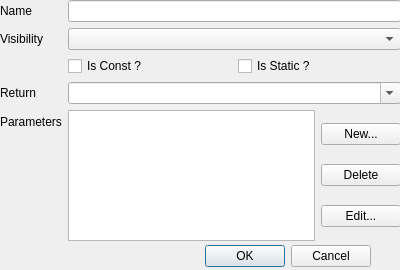
The window that newmethod.ui (AvaN0x/IUT-UMLDesigner) describes before a commit, drawn with Qt 5.
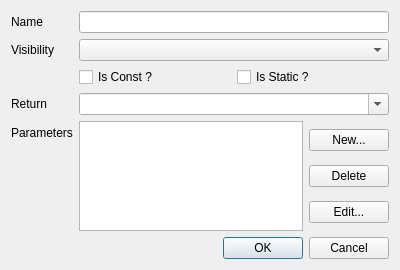
The same window after the commit.

Diff of the .ui file:
```diff
--- a/newmethod.ui
+++ b/newmethod.ui
@@ -13,31 +13,8 @@
   <property name="windowTitle">
    <string>Dialog</string>
   </property>
-  <widget class="QDialogButtonBox" name="buttonBox">
-   <property name="geometry">
-    <rect>
-     <x>30</x>
-     <y>240</y>
-     <width>341</width>
-     <height>32</height>
-    </rect>
-   </property>
-   <property name="orientation">
-    <enum>Qt::Horizontal</enum>
-   </property>
-   <property name="standardButtons">
-    <set>QDialogButtonBox::Cancel|QDialogButtonBox::Ok</set>
-   </property>
-  </widget>
-  <widget class="QWidget" name="formLayoutWidget">
-   <property name="geometry">
-    <rect>
-     <x>0</x>
-     <y>0</y>
-     <width>401</width>
-     <height>241</height>
-    </rect>
-   </property>
+  <layout class="QVBoxLayout" name="verticalLayout_2">
+   <item>
    <layout class="QFormLayout" name="formLayout">
     <item row="0" column="0">
      <widget class="QLabel" name="label">
@@ -131,7 +108,18 @@
      </layout>
     </item>
    </layout>
-  </widget>
+   </item>
+   <item>
+    <widget class="QDialogButtonBox" name="buttonBox">
+     <property name="orientation">
+      <enum>Qt::Horizontal</enum>
+     </property>
+     <property name="standardButtons">
+      <set>QDialogButtonBox::Cancel|QDialogButtonBox::Ok</set>
+     </property>
+    </widget>
+   </item>
+  </layout>
  </widget>
  <resources/>
  <connections/>
```
Lines whose indentation alone changed are shown as unchanged.
